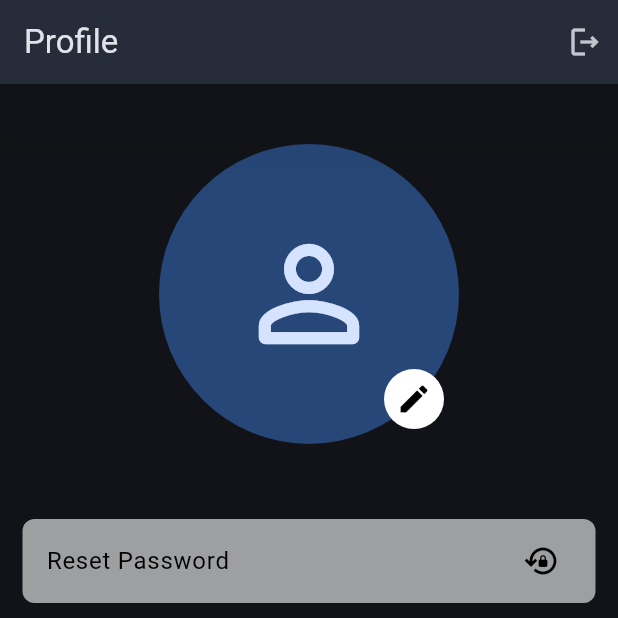
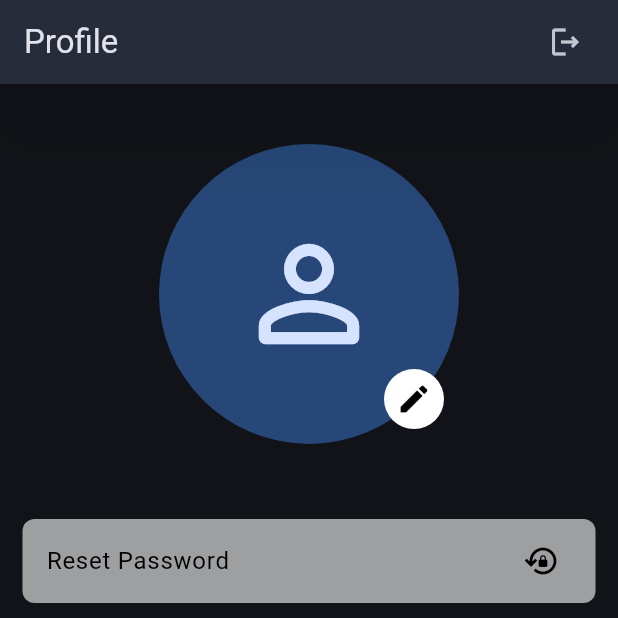
Before and after one commit to vrndv/Minty, a Flutter app: the screen it shows once a user with an empty profile is signed in, item 2 of the bottom bar chosen, on a phone screen of 412 x 824 dp, the top half of it. Run offline on Flutter 3.47's test engine with Material 3 defaults, Android fonts, the phone set to English and light mode, and no system bars; our stand-ins replace cloud_firestore, firebase_auth, firebase_core, rive; missing offline and left inert: keyboard_visibility_pro; accounts and stored records are empty.

Commit message:
fix: padding to logout  icon

```diff
--- a/lib/screen/home/home.dart
+++ b/lib/screen/home/home.dart
@@ -148,7 +148,10 @@ class _DataBaseFormState extends State<DataBaseForm> {
                               },
                             );
                           },
-                          child: Icon(Icons.logout_outlined),
+                          child: SizedBox(
+                            width: 50,
+                            child: Icon(Icons.logout_outlined),
+                          ),
                         );
                 },
               ),
```
